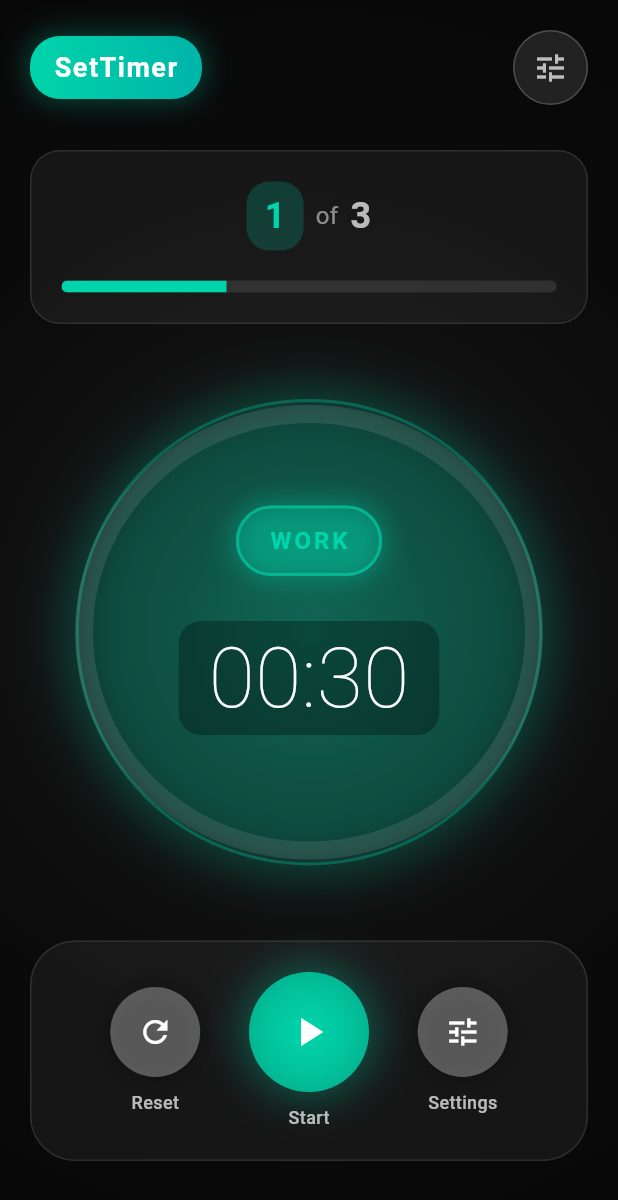
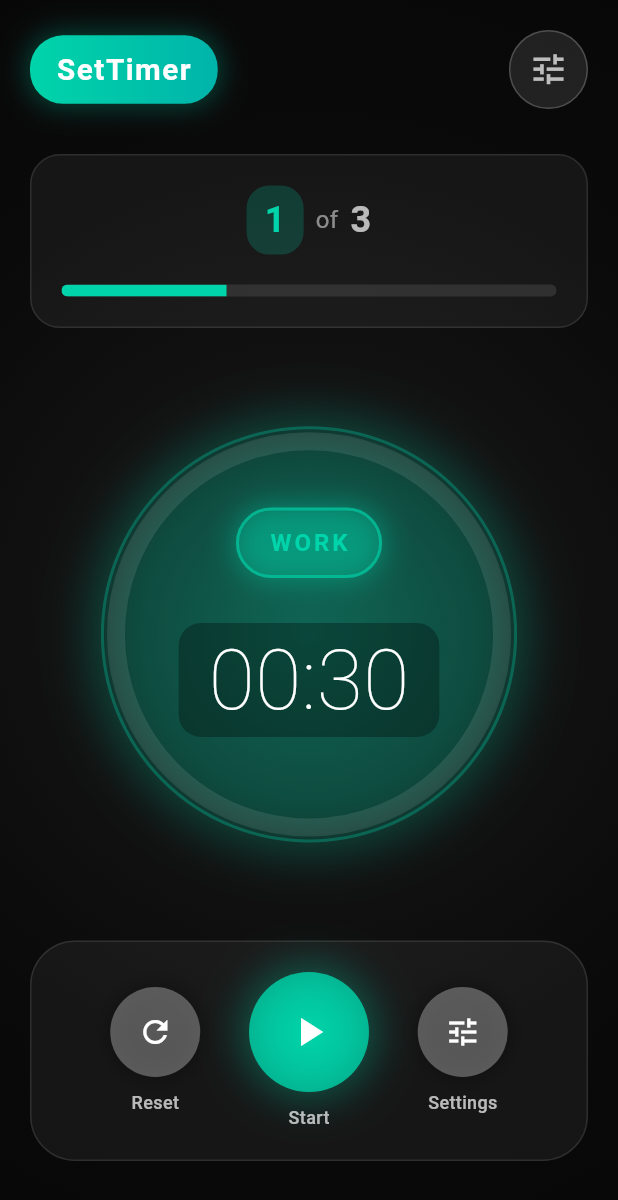
Before and after one commit to JosephDoUrden/SetTimer, a Flutter app: the screen it shows after launch, on a phone screen of 412 x 824 dp. Shown: the top 1200 px of the screen. Run offline on Flutter 3.47's test engine with Material 3 defaults, Android fonts, the phone set to English and light mode, and no system bars; missing offline and left inert: flutter_ringtone_player; Roboto replaces fonts that are missing (SF Pro Display).

Commit message:
responsive ui fix

```diff
--- a/lib/views/timer_view.dart
+++ b/lib/views/timer_view.dart
@@ -54,6 +54,17 @@ class _TimerViewState extends State<TimerView> with TickerProviderStateMixin {
     _pulseController.dispose();
     _progressController.dispose();
     super.dispose();
+  }
+
+  // Helper method to get responsive sizing
+  double _getResponsiveSize(BuildContext context, double baseSize) {
+    final screenWidth = MediaQuery.of(context).size.width;
+    final scaleFactor = screenWidth / 375; // Base iPhone width
+    return baseSize * scaleFactor.clamp(0.8, 1.5);
+  }
+
+  bool _isSmallScreen(BuildContext context) {
+    return MediaQuery.of(context).size.height < 700;
   }
 
   @override
@@ -128,17 +139,19 @@ class _TimerViewState extends State<TimerView> with TickerProviderStateMixin {
   }
 
   Widget _buildHeader(TimerController controller) {
+    final buttonSize = _getResponsiveSize(context, 48);
+
     return Row(
       mainAxisAlignment: MainAxisAlignment.spaceBetween,
       children: [
         // App title with glow effect
         Container(
-          padding: const EdgeInsets.symmetric(horizontal: 16, vertical: 8),
+          padding: EdgeInsets.symmetric(horizontal: _getResponsiveSize(context, 16), vertical: _getResponsiveSize(context, 8)),
           decoration: BoxDecoration(
             gradient: const LinearGradient(
               colors: [Color(0xFF00D4AA), Color(0xFF00B4AA)],
             ),
-            borderRadius: BorderRadius.circular(20),
+            borderRadius: BorderRadius.circular(_getResponsiveSize(context, 20)),
             boxShadow: [
               BoxShadow(
                 color: const Color(0xFF00D4AA).withOpacity(0.3),
@@ -147,11 +160,11 @@ class _TimerViewState extends State<TimerView> with TickerProviderStateMixin {
               ),
             ],
           ),
-          child: const Text(
+          child: Text(
             'SetTimer',
             style: TextStyle(
               fontWeight: FontWeight.bold,
-              fontSize: 18,
+              fontSize: _getResponsiveSize(context, 18),
               color: Colors.white,
               letterSpacing: 1,
             ),
@@ -160,6 +173,8 @@ class _TimerViewState extends State<TimerView> with TickerProviderStateMixin {
 
         // Settings button with enhanced design
         Container(
+          width: buttonSize,
+          height: buttonSize,
           decoration: BoxDecoration(
             shape: BoxShape.circle,
             color: Colors.white.withOpacity(0.1),
@@ -170,10 +185,10 @@ class _TimerViewState extends State<TimerView> with TickerProviderStateMixin {
           ),
           child: IconButton(
             onPressed: () => _showSettingsModal(context, controller),
-            icon: const Icon(
+            icon: Icon(
               Icons.tune,
               color: Colors.white70,
-              size: 24,
+              size: _getResponsiveSize(context, 24),
             ),
           ),
         ),
@@ -409,14 +424,29 @@ class _TimerViewState extends State<TimerView> with TickerProviderStateMixin {
     final primaryColor = isRest ? const Color(0xFFFF6B35) : const Color(0xFF00D4AA);
     final isRunning = timer.state == TimerState.running || timer.state == TimerState.resting;
 
+    // Calculate responsive circle size based on screen constraints
+    final screenWidth = MediaQuery.of(context).size.width;
+    final screenHeight = MediaQuery.of(context).size.height;
+
+    // Use LayoutBuilder to get the actual available space in the parent Expanded widget
+    return LayoutBuilder(
+      builder: (context, constraints) {
+        // Calculate the maximum possible size while maintaining a circular shape
+        final maxSize = constraints.maxWidth < constraints.maxHeight
+            ? constraints.maxWidth * 0.9 // 90% of available width
+            : constraints.maxHeight * 0.9; // 90% of available height
+
+        // Apply minimum and maximum constraints to avoid too small or too large circles
+        final circleSize = maxSize.clamp(240.0, 320.0);
+
         return AnimatedBuilder(
           animation: isRunning ? _pulseAnimation : _progressController,
           builder: (context, child) {
             return Transform.scale(
               scale: isRunning ? _pulseAnimation.value : 1.0,
               child: Container(
-            width: 320,
-            height: 320,
+                width: circleSize,
+                height: circleSize, // Equal height and width for perfect circle
                 decoration: BoxDecoration(
                   shape: BoxShape.circle,
                   gradient: RadialGradient(
@@ -546,6 +576,8 @@ class _TimerViewState extends State<TimerView> with TickerProviderStateMixin {
                   ],
                 ),
               ),
+            );
+          },
         );
       },
     );
--- a/pubspec.yaml
+++ b/pubspec.yaml
@@ -16,7 +16,7 @@ publish_to: 'none' # Remove this line if you wish to publish to pub.dev
 # https://developer.apple.com/library/archive/documentation/General/Reference/InfoPlistKeyReference/Articles/CoreFoundationKeys.html
 # In Windows, build-name is used as the major, minor, and patch parts
 # of the product and file versions while build-number is used as the build suffix.
-version: 1.0.0+1
+version: 1.0.0+2
 
 environment:
   sdk: '>=3.0.0 <4.0.0'
```
Also changed, not shown: 1 other file. Lines whose indentation alone changed are shown as unchanged.
